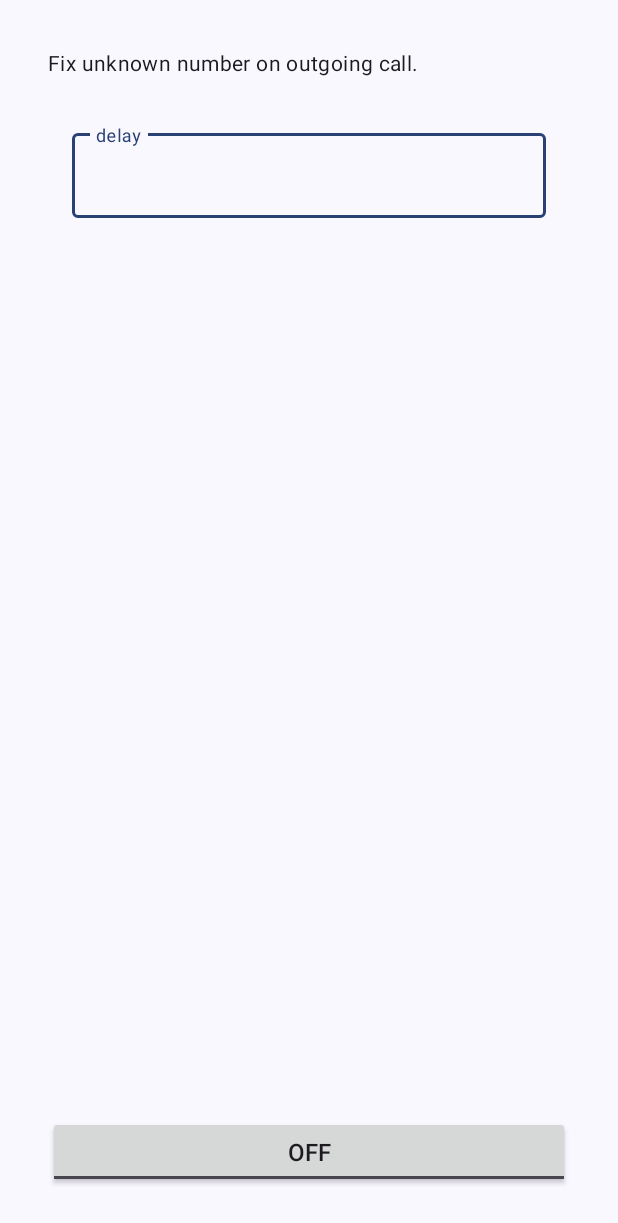
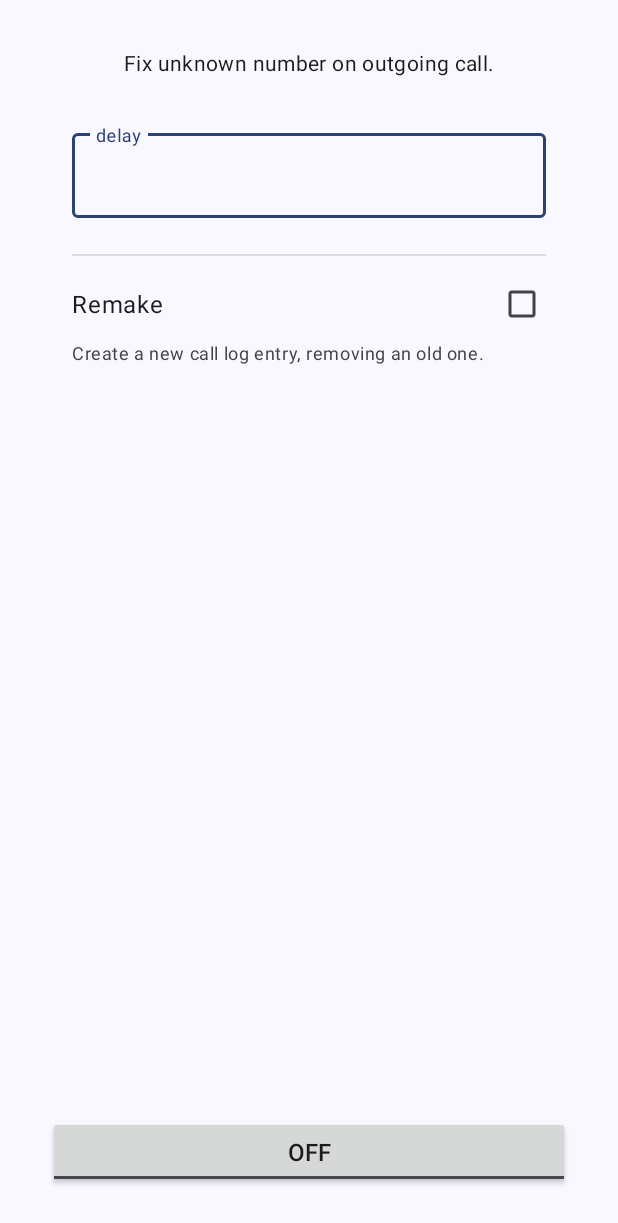
Before and after one commit to x13a/UnknownNumberFix, an Android app: the layout activity_main.xml on its own in the app's theme, with its tools: preview values and no code run, on a phone screen of 412 x 824 dp. Shown: the top 1223 px of the screen. Run offline under Robolectric (Android 15) with nearby library versions, the phone set to English and light mode, and no system bars.

Commit message:
remake option

```diff
--- a/app/build.gradle
+++ b/app/build.gradle
@@ -10,8 +10,8 @@ android {
         applicationId "me.lucky.fix.unknownnumber"
         minSdk 23
         targetSdk 32
-        versionCode 1
-        versionName "1.0.0"
+        versionCode 3
+        versionName "1.0.2"
 
         testInstrumentationRunner "androidx.test.runner.AndroidJUnitRunner"
     }
--- a/app/src/main/java/me/lucky/fix/unknownnumber/MainActivity.kt
+++ b/app/src/main/java/me/lucky/fix/unknownnumber/MainActivity.kt
@@ -36,6 +36,7 @@ class MainActivity : AppCompatActivity() {
         prefs = Preferences(this)
         binding.apply {
             delay.editText?.setText(prefs.delay.toString())
+            remake.isChecked = prefs.isRemakeCallEntry
             toggle.isChecked = prefs.isEnabled
         }
     }
@@ -43,6 +44,9 @@ class MainActivity : AppCompatActivity() {
     private fun setup() = binding.apply {
         delay.editText?.doAfterTextChanged {
             prefs.delay = it?.toString()?.toLongOrNull() ?: return@doAfterTextChanged
+        }
+        remake.setOnCheckedChangeListener { _, isChecked ->
+            prefs.isRemakeCallEntry = isChecked
         }
         toggle.setOnCheckedChangeListener { _, isChecked ->
             if (isChecked && !hasPermissions()) {
--- a/app/src/main/java/me/lucky/fix/unknownnumber/Preferences.kt
+++ b/app/src/main/java/me/lucky/fix/unknownnumber/Preferences.kt
@@ -8,6 +8,7 @@ class Preferences(ctx: Context) {
     companion object {
         private const val ENABLED = "enabled"
         private const val DELAY = "delay"
+        private const val REMAKE_CALL_ENTRY = "remake_call_entry"
 
         private const val DEFAULT_DELAY = 500L
     }
@@ -21,4 +22,8 @@ class Preferences(ctx: Context) {
     var delay: Long
         get() = prefs.getLong(DELAY, DEFAULT_DELAY)
         set(value) = prefs.edit { putLong(DELAY, value) }
+
+    var isRemakeCallEntry: Boolean
+        get() = prefs.getBoolean(REMAKE_CALL_ENTRY, false)
+        set(value) = prefs.edit { putBoolean(REMAKE_CALL_ENTRY, value) }
 }
--- a/app/src/main/res/layout/activity_main.xml
+++ b/app/src/main/res/layout/activity_main.xml
@@ -9,6 +9,7 @@
 
     <TextView
         android:id="@+id/description"
+        android:gravity="center_horizontal"
         android:layout_width="match_parent"
         android:layout_height="wrap_content"
         android:textAppearance="?attr/textAppearanceBodyMedium"
@@ -45,6 +46,31 @@
 
             </com.google.android.material.textfield.TextInputLayout>
 
+            <Space
+                android:layout_marginVertical="8dp"
+                android:layout_width="match_parent"
+                android:layout_height="wrap_content" />
+
+            <View
+                android:layout_width="match_parent"
+                android:layout_height="1dp"
+                android:layout_marginVertical="8dp"
+                android:background="?android:attr/listDivider" />
+
+            <CheckBox
+                android:id="@+id/remake"
+                android:layout_width="match_parent"
+                android:layout_height="wrap_content"
+                android:layoutDirection="rtl"
+                android:textAppearance="?attr/textAppearanceBodyLarge"
+                android:text="@string/remake" />
+
+            <TextView
+                android:layout_width="match_parent"
+                android:layout_height="wrap_content"
+                android:text="@string/remake_description"
+                android:textAppearance="?attr/textAppearanceBodySmall" />
+
         </LinearLayout>
     </ScrollView>
 
--- a/app/src/main/res/values/strings.xml
+++ b/app/src/main/res/values/strings.xml
@@ -2,4 +2,6 @@
     <string name="app_name">Unknown Number Fix</string>
     <string name="description">Fix unknown number on outgoing call.</string>
     <string name="delay_hint">delay</string>
+    <string name="remake">Remake</string>
+    <string name="remake_description">Create a new call log entry, removing an old one.</string>
 </resources>
```
Also changed, not shown: app/src/main/java/me/lucky/fix/unknownnumber/NotificationListenerService.kt (+64 -4 lines).
